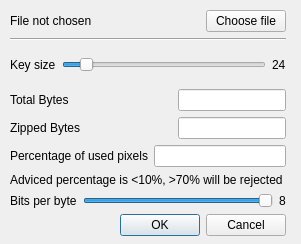
Before: the Qt Designer form src/encryptdialog.ui in waleko/PictureCrypt, drawn with Qt 5.
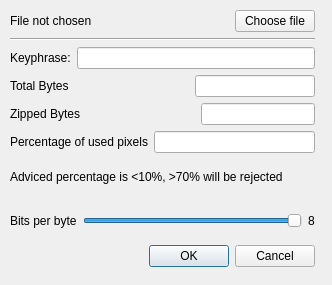
After: the same form once the commit is applied. Icons and pictures are not drawn.

```diff
--- a/src/encryptdialog.ui
+++ b/src/encryptdialog.ui
@@ -6,8 +6,8 @@
    <rect>
     <x>0</x>
     <y>0</y>
-    <width>301</width>
-    <height>244</height>
+    <width>332</width>
+    <height>285</height>
    </rect>
   </property>
   <property name="windowTitle">
@@ -22,8 +22,8 @@
     <rect>
      <x>10</x>
      <y>10</y>
-     <width>276</width>
-     <height>226</height>
+     <width>305</width>
+     <height>257</height>
     </rect>
    </property>
    <layout class="QVBoxLayout" name="verticalLayout_3">
@@ -72,38 +72,12 @@
         <item>
          <widget class="QLabel" name="label_3">
           <property name="text">
-           <string>Key size</string>
+           <string>Keyphrase:</string>
           </property>
          </widget>
         </item>
         <item>
-         <widget class="QSlider" name="horizontalSlider">
-          <property name="cursor">
-           <cursorShape>OpenHandCursor</cursorShape>
-          </property>
-          <property name="minimum">
-           <number>1</number>
-          </property>
-          <property name="maximum">
-           <number>255</number>
-          </property>
-          <property name="pageStep">
-           <number>25</number>
-          </property>
-          <property name="value">
-           <number>24</number>
-          </property>
-          <property name="orientation">
-           <enum>Qt::Horizontal</enum>
-          </property>
-         </widget>
-        </item>
-        <item>
-         <widget class="QLabel" name="keyLabel">
-          <property name="text">
-           <string>24</string>
-          </property>
-         </widget>
+         <widget class="QLineEdit" name="keyLine"/>
         </item>
        </layout>
       </item>
@@ -217,7 +191,7 @@
              <number>8</number>
             </property>
             <property name="pageStep">
-             <number>4</number>
+             <number>2</number>
             </property>
             <property name="value">
              <number>8</number>
```
Left out of the diff: 2 changed lines with no effect on the pictures.
